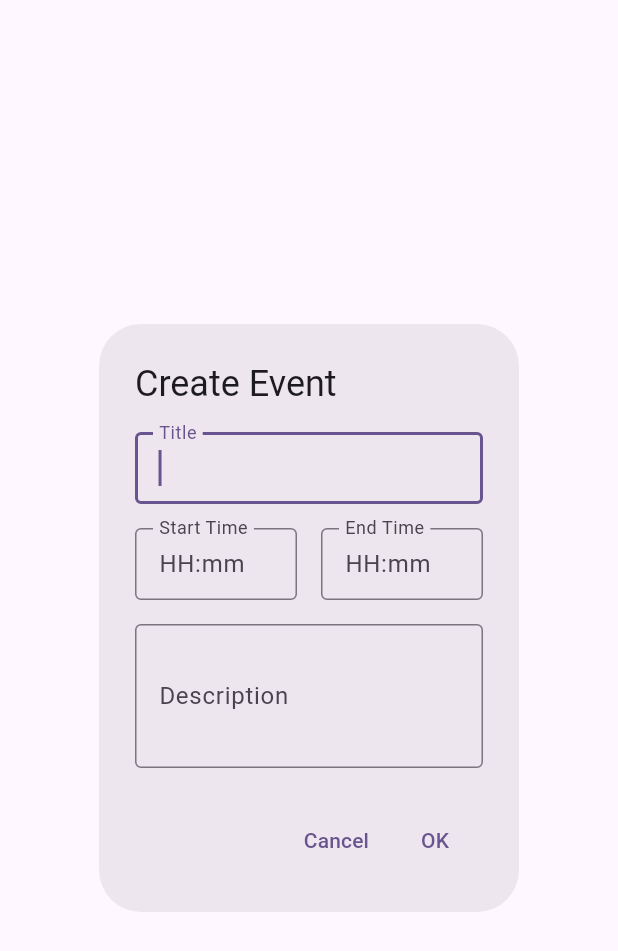
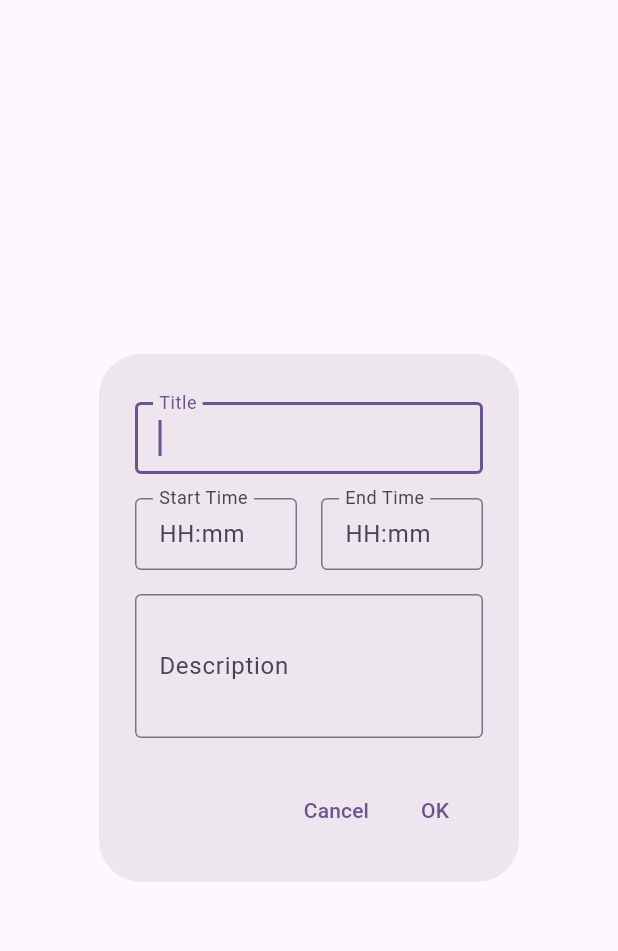
Before and after one commit to zelk/cursor_test, a Flutter app: the EventEditDialog widget shown alone on an empty page, opened directly with empty values, on a phone screen of 412 x 824 dp. Shown: the top 951 px of the screen. Run offline on Flutter 3.47's test engine with Material 3 defaults, Android fonts, the light colour scheme and no system bars.

Commit message:
Removed dialog header

```diff
--- a/lib/event_edit_dialog.dart
+++ b/lib/event_edit_dialog.dart
@@ -234,15 +234,13 @@ class EventEditDialogState extends State<EventEditDialog> {
         child: Focus(
           autofocus: true,
           child: AlertDialog(
-            title: Text(widget.event == null
-                ? 'Create Event'
-                : 'Edit Event'), // Update title
             content: Form(
               key: formKey,
               child: SingleChildScrollView(
                 child: Column(
                   mainAxisSize: MainAxisSize.min,
                   children: [
+                    const SizedBox(height: 16), // Add vertical spacing
                     GestureDetector(
                       onTapDown: (details) =>
                           _handleTextFieldTap(details, titleController),
```
